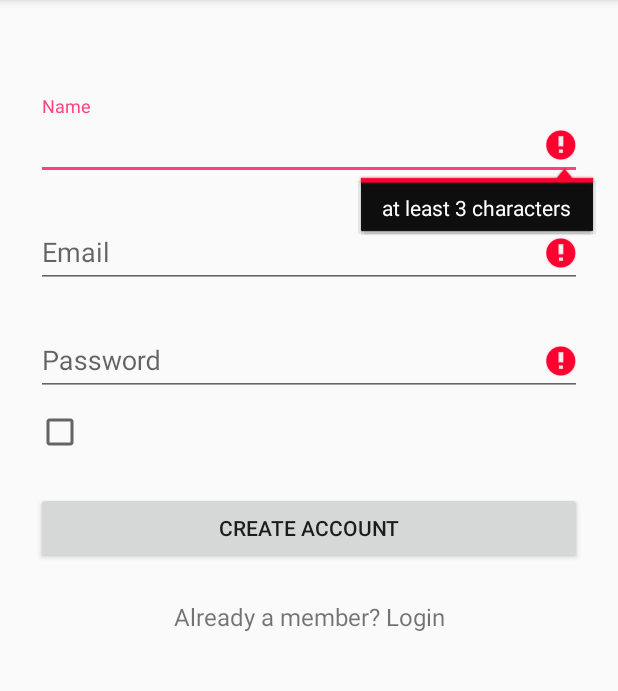
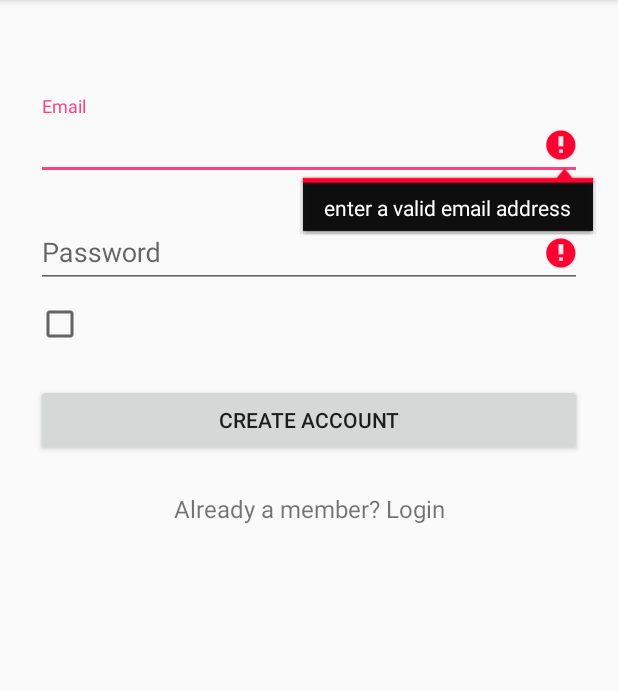
Before and after one commit to davidgraig/foosball, an Android app: the RegisterActivity screen opened directly, with no data from a screen before it, after a tap on "CREATE ACCOUNT", on a phone screen of 412 x 824 dp, the part 84-775 px from its top. Run offline under Robolectric (Android 15) with nearby library versions, the phone set to English and light mode, and no system bars; our stand-ins replace ButterKnife; libraries missing offline, so code that uses them is left out: com.parse.

Commit message:
add parse, use email as username

```diff
--- a/android/Foosball/app/src/main/java/codes/davidrussell/android/foosball/RegisterActivity.java
+++ b/android/Foosball/app/src/main/java/codes/davidrussell/android/foosball/RegisterActivity.java
@@ -10,6 +10,10 @@ import android.widget.CompoundButton;
 import android.widget.EditText;
 import android.widget.Toast;
 
+import com.parse.ParseException;
+import com.parse.ParseUser;
+import com.parse.SignUpCallback;
+
 import butterknife.Bind;
 import butterknife.ButterKnife;
 import butterknife.OnCheckedChanged;
@@ -17,8 +21,6 @@ import butterknife.OnClick;
 
 public class RegisterActivity extends AppCompatActivity {
 
-    @Bind(R.id.textview_name)
-    EditText mNameEditText;
     @Bind(R.id.textview_email)
     EditText mEmailEditText;
     @Bind(R.id.textview_password)
@@ -27,7 +29,7 @@ public class RegisterActivity extends AppCompatActivity {
     @Override
     public void onCreate(Bundle savedInstanceState) {
         super.onCreate(savedInstanceState);
-        setContentView(R.layout.activity_signup);
+        setContentView(R.layout.activity_register);
         ButterKnife.bind(this);
     }
 
@@ -66,19 +68,19 @@ public class RegisterActivity extends AppCompatActivity {
         progressDialog.setMessage("Registering...");
         progressDialog.show();
 
-        // TODO: Implement register logic here.
-
-
-        new android.os.Handler().postDelayed(
-                new Runnable() {
-                    public void run() {
-                        // On complete call either onRegisterSuccess or onRegisterFailed
-                        // depending on success
-                        onRegisterSuccess(registerButton);
-                        // onRegisterFailed();
-                        progressDialog.dismiss();
-                    }
-                }, 3000);
+        ParseUser user = new ParseUser();
+        user.setUsername(mEmailEditText.getText().toString());
+        user.setPassword(mPasswordEditText.getText().toString());
+        user.setEmail(mEmailEditText.getText().toString());
+        user.signUpInBackground(new SignUpCallback() {
+            public void done(ParseException e) {
+                if (e == null) {
+                   onRegisterSuccess(registerButton);
+                } else {
+                    onRegisterFailed(registerButton);
+                }
+            }
+        });
     }
 
 
@@ -96,16 +98,8 @@ public class RegisterActivity extends AppCompatActivity {
     private boolean validate() {
         boolean valid = true;
 
-        String name = mNameEditText.getText().toString();
         String email = mEmailEditText.getText().toString();
         String password = mPasswordEditText.getText().toString();
-
-        if (name.isEmpty() || name.length() < 3) {
-            mNameEditText.setError("at least 3 characters");
-            valid = false;
-        } else {
-            mNameEditText.setError(null);
-        }
 
         if (email.isEmpty() || !android.util.Patterns.EMAIL_ADDRESS.matcher(email).matches()) {
             mEmailEditText.setError("enter a valid email address");
--- a/android/Foosball/app/src/main/res/layout/activity_signup.xml
+++ b/android/Foosball/app/src/main/res/layout/activity_register.xml
@@ -18,19 +18,6 @@
                    <!--android:layout_height="72dp"-->
                    <!--android:layout_marginBottom="24dp"-->
                    <!--android:layout_gravity="center_horizontal" />-->
-
-        <!--  Name Label -->
-        <android.support.design.widget.TextInputLayout
-            android:layout_width="match_parent"
-            android:layout_height="wrap_content"
-            android:layout_marginTop="8dp"
-            android:layout_marginBottom="8dp">
-            <EditText android:id="@+id/textview_name"
-                      android:layout_width="match_parent"
-                      android:layout_height="wrap_content"
-                      android:inputType="textCapWords"
-                      android:hint="@string/hint_name" />
-        </android.support.design.widget.TextInputLayout>
 
         <!-- Email Label -->
         <android.support.design.widget.TextInputLayout
```
Also changed, not shown: android/Foosball/app/src/main/java/codes/davidrussell/android/foosball/LoginActivity.java (+13 -2 lines).
